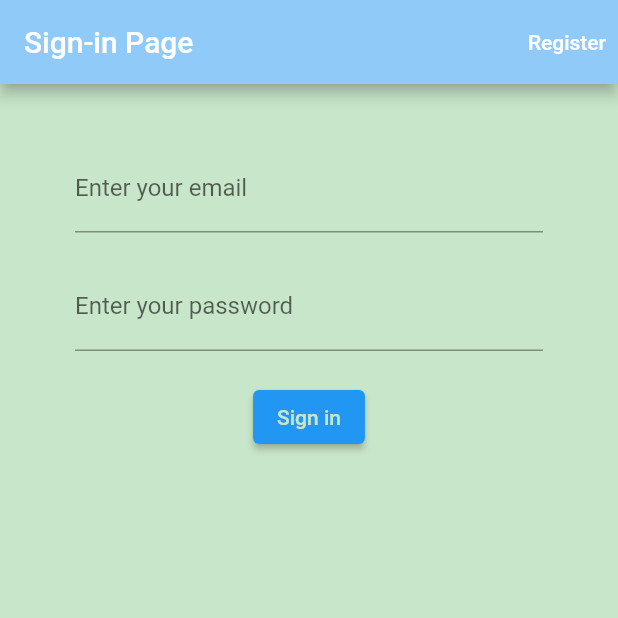
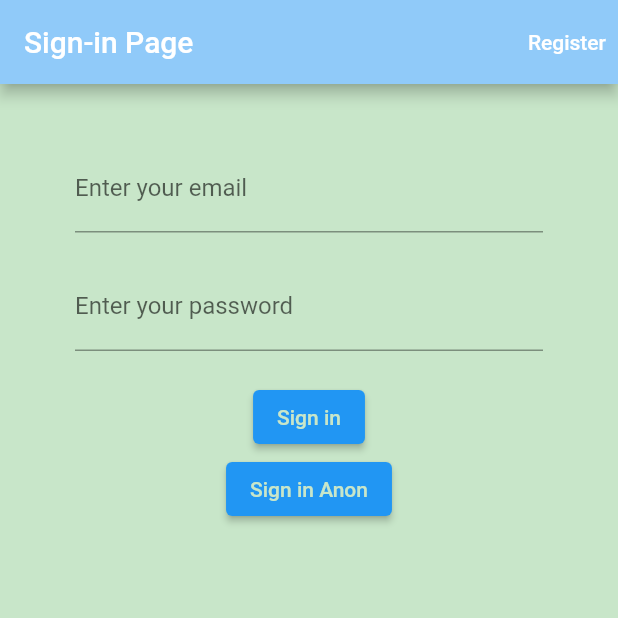
Before and after one commit to Jnpk1/Team-6-Project-1, a Flutter app: the screen it shows after launch, on a phone screen of 412 x 824 dp, the top half of it. Run offline on Flutter 3.47's test engine with Material 2 defaults, Android fonts, the light colour scheme and no system bars; our stand-ins replace firebase_auth, firebase_core; accounts and stored records are empty.

Commit message:
FireBase Server Communication
Beginning of FireBase Auth implementation. There is now succesful communication between front end and back end starting with anonymous sign in.

```diff
--- a/lib/Authenticity/authService.dart
+++ b/lib/Authenticity/authService.dart
@@ -0,0 +1,14 @@
+import 'package:flutter/material.dart';
+import 'package:policy_voter/Authenticity/signin.dart';
+
+class AuthService extends StatefulWidget {
+  @override
+  _AuthServiceState createState() => _AuthServiceState();
+}
+
+class _AuthServiceState extends State<AuthService> {
+  @override
+  Widget build(BuildContext context) {
+    return Container(child: signin());
+  }
+}
--- a/lib/Authenticity/signin.dart
+++ b/lib/Authenticity/signin.dart
@@ -1,4 +1,5 @@
 import 'package:flutter/material.dart';
+import 'package:policy_voter/Authentication/auth.dart';
 import 'package:policy_voter/Authenticity/signup.dart';
 
 class signin extends StatefulWidget {
@@ -9,6 +10,7 @@ class signin extends StatefulWidget {
 }
 
 class _signinState extends State<signin> {
+  final AuthenticateService _auth = AuthenticateService();
   //To hold the email and passwaord inputs
   String email = "";
   String password = "";
@@ -59,6 +61,18 @@ class _signinState extends State<signin> {
                     onPressed: () async {
                       print(email);
                       print(password);
+                    }),
+                ElevatedButton(
+                    child: Text('Sign in Anon'),
+                    style: TextButton.styleFrom(primary: Colors.green[100]),
+                    onPressed: () async {
+                      dynamic result = await _auth.anonSign();
+                      if (result == null) {
+                        print("error signing in");
+                      } else {
+                        print("signed in");
+                        print(result);
+                      }
                     })
               ],
             ),
--- a/lib/Home/wrapper.dart
+++ b/lib/Home/wrapper.dart
@@ -1,4 +1,6 @@
 import 'package:flutter/material.dart';
+
+import 'package:policy_voter/Authenticity/authService.dart';
 import 'package:policy_voter/Authenticity/signin.dart';
 
 class Wrapper extends StatelessWidget {
@@ -6,6 +8,6 @@ class Wrapper extends StatelessWidget {
 
   @override
   Widget build(BuildContext context) {
-    return MaterialApp(home: signin());
+    return MaterialApp(home: AuthService());
   }
 }
```
Also changed, not shown: lib/Authentication/auth.dart (added, +16 -0 lines), lib/Home/home.dart (+12 -0 lines), lib/main.dart (+6 -100 lines).
